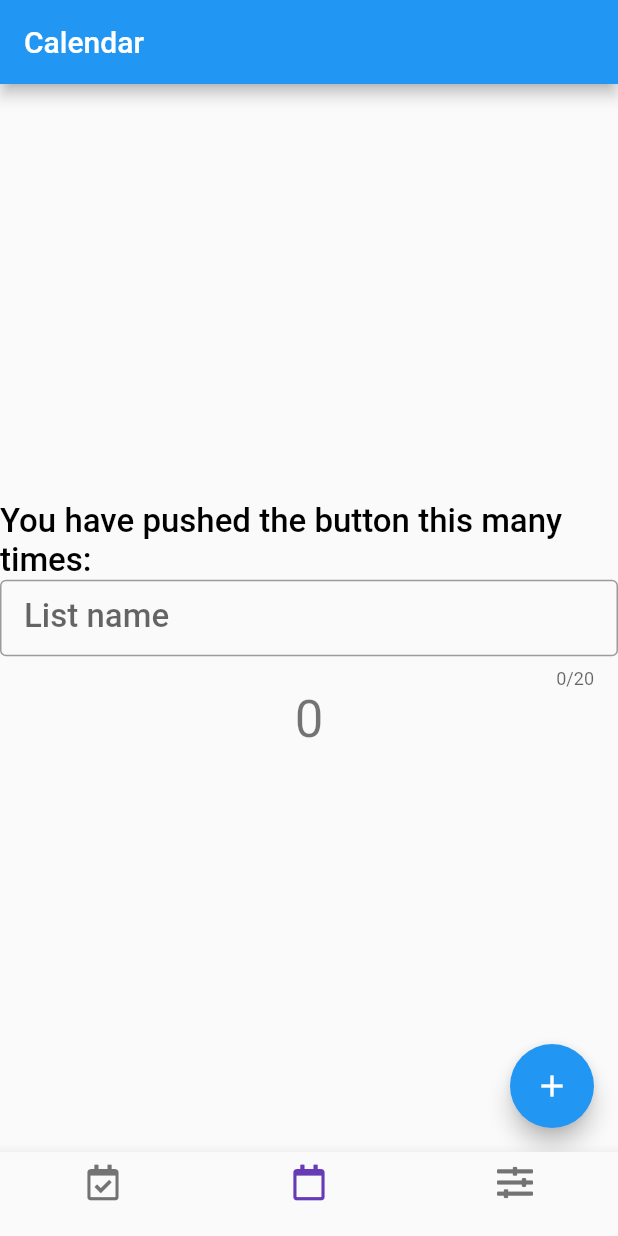
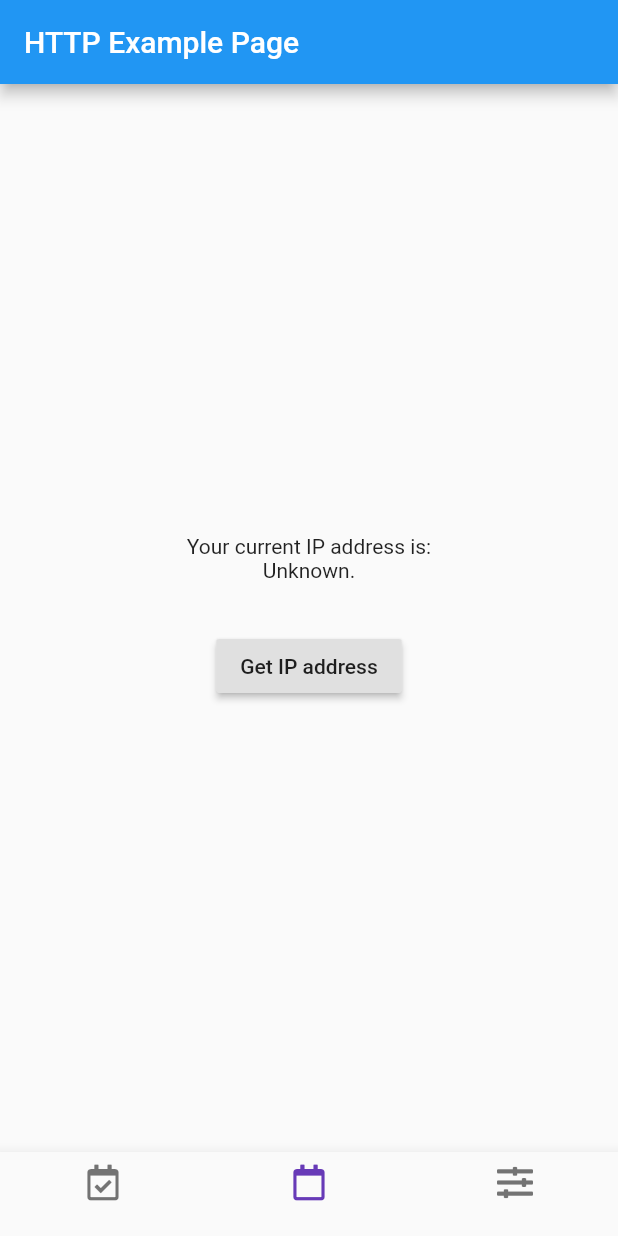
Before and after one commit to phodal-archive/flutter-boilerplate, a Flutter app: the screen it shows after launch, on a phone screen of 412 x 824 dp. Run offline on Flutter 3.47's test engine with Material 2 defaults, Android fonts, the phone set to English and light mode, and no system bars; our stand-ins replace font_awesome_flutter.

Commit message:
feat: add http get examples

```diff
--- a/lib/main.dart
+++ b/lib/main.dart
@@ -2,6 +2,7 @@ import 'package:flutter/material.dart';
 import 'package:flutter/services.dart';
 
 import 'package:font_awesome_flutter/font_awesome_flutter.dart';
+import 'package:moPass/pages/http_example_page.dart';
 
 import 'package:moPass/pages/my_home_page.dart';
 
@@ -31,7 +32,7 @@ class _HomePageState extends State<HomePage>
 
   final List<Widget> _children = [
     MyHomePage(title: 'Calendar Check', index: '1'),
-    MyHomePage(title: 'Calendar', index: '2'),
+    HttpExamplePage(title: 'HTTP Example Page'),
     MyHomePage(title: 'Sliders', index: '3')
   ];
 
--- /dev/null
+++ b/lib/pages/http_example_page.dart
@@ -0,0 +1,71 @@
+import 'dart:convert';
+import 'dart:io';
+
+import 'package:flutter/material.dart';
+
+class HttpExamplePage extends StatefulWidget {
+  HttpExamplePage({Key key, this.title,}) : super(key: key);
+  final String title;
+
+  @override
+  _HttpExamplePageState createState() => new _HttpExamplePageState();
+}
+
+class _HttpExamplePageState extends State<HttpExamplePage> {
+  var _ipAddress = 'Unknown';
+
+  _getIPAddress() async {
+    var url = 'https://httpbin.org/ip';
+    var httpClient = new HttpClient();
+
+    String result;
+    try {
+      var request = await httpClient.getUrl(Uri.parse(url));
+      var response = await request.close();
+      if (response.statusCode == HttpStatus.ok) {
+        var json = await response.transform(utf8.decoder).join();
+        var data = jsonDecode(json);
+        result = data['origin'];
+      } else {
+        result =
+        'Error getting IP address:\nHttp status ${response.statusCode}';
+      }
+    } catch (exception) {
+      result = 'Failed getting IP address';
+    }
+
+    // If the widget was removed from the tree while the message was in flight,
+    // we want to discard the reply rather than calling setState to update our
+    // non-existent appearance.
+    if (!mounted) return;
+
+    setState(() {
+      _ipAddress = result;
+    });
+  }
+
+  @override
+  Widget build(BuildContext context) {
+    var spacer = new SizedBox(height: 32.0);
+
+    return new Scaffold(
+      appBar: AppBar(
+        title: Text(widget.title),
+      ),
+      body: new Center(
+        child: new Column(
+          mainAxisAlignment: MainAxisAlignment.center,
+          children: <Widget>[
+            new Text('Your current IP address is:'),
+            new Text('$_ipAddress.'),
+            spacer,
+            new RaisedButton(
+              onPressed: _getIPAddress,
+              child: new Text('Get IP address'),
+            ),
+          ],
+        ),
+      ),
+    );
+  }
+}
```
